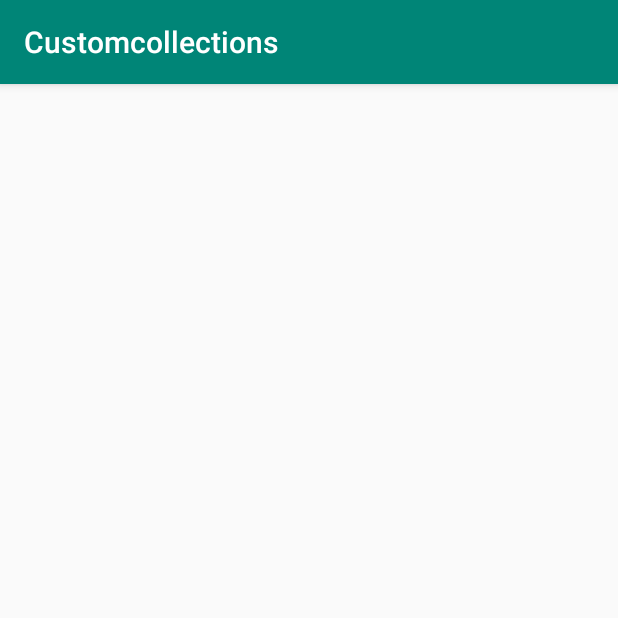
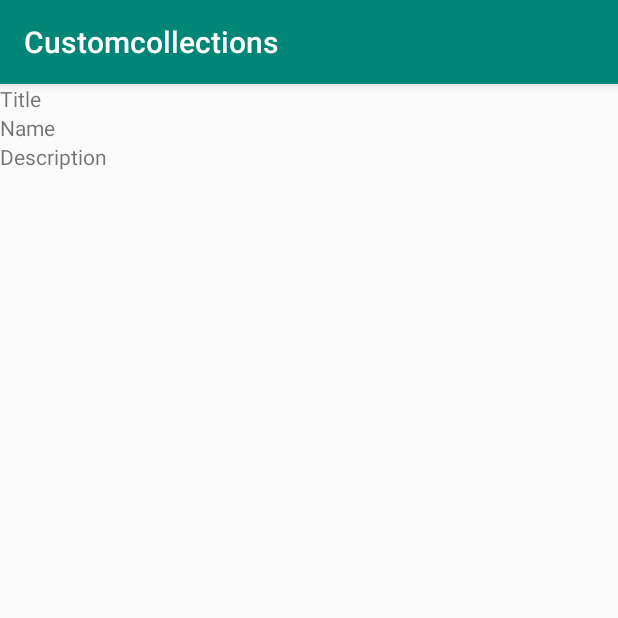
Before and after one commit to AleksandrAlex/Customcollections, an Android app: the DescriptionNewsActivity screen opened directly, with no data from a screen before it, on a phone screen of 412 x 824 dp, the top half of it. Run offline under Robolectric (Android 15) with nearby library versions, the phone set to English and light mode, and no system bars; 3 statements that could not run were skipped.

Commit message:
FAT-7578: New Intent to DescriptionActivity works good(Serializable).
Signed-off-by: AleksandrAlex <suslovalmi@mail.ru>

```diff
--- a/app/src/main/java/com/suslovalex/adapter/DescriptionNewsActivity.java
+++ b/app/src/main/java/com/suslovalex/adapter/DescriptionNewsActivity.java
@@ -7,6 +7,7 @@ import androidx.annotation.Nullable;
 import androidx.appcompat.app.AppCompatActivity;
 
 import com.suslovalex.customcollections.R;
+import com.suslovalex.model.Article;
 
 
 public class DescriptionNewsActivity extends AppCompatActivity {
@@ -25,13 +26,11 @@ public class DescriptionNewsActivity extends AppCompatActivity {
         descriptionTextView = findViewById(R.id.description_text);
 
         Intent intent = getIntent();
-        String name = intent.getStringExtra("name");
-        String title = intent.getStringExtra("title");
-        String description = intent.getStringExtra("description");
+        Article article = (Article)intent.getSerializableExtra("article");
 
-        titleTextView.setText(title);
-        nameTextView.setText(name);
-        descriptionTextView.setText(description);
+        titleTextView.setText(article.getTitle());
+        nameTextView.setText(article.getSource().getName());
+        descriptionTextView.setText(article.getDescription());
 
 
 
--- a/app/src/main/java/com/suslovalex/model/Article.java
+++ b/app/src/main/java/com/suslovalex/model/Article.java
@@ -4,9 +4,10 @@ package com.suslovalex.model;
 import com.google.gson.annotations.Expose;
 import com.google.gson.annotations.SerializedName;
 
+import java.io.Serializable;
 
 
-public class Article {
+public class Article implements Serializable {
 
 
     @SerializedName("source")
--- a/app/src/main/java/com/suslovalex/model/Source.java
+++ b/app/src/main/java/com/suslovalex/model/Source.java
@@ -3,7 +3,9 @@ package com.suslovalex.model;
 import com.google.gson.annotations.Expose;
 import com.google.gson.annotations.SerializedName;
 
-public class Source {
+import java.io.Serializable;
+
+public class Source implements Serializable {
 
     @SerializedName("id")
     @Expose
```
Also changed, not shown: app/src/main/java/com/suslovalex/adapter/NewsAdapter.java (+3 -8 lines).
